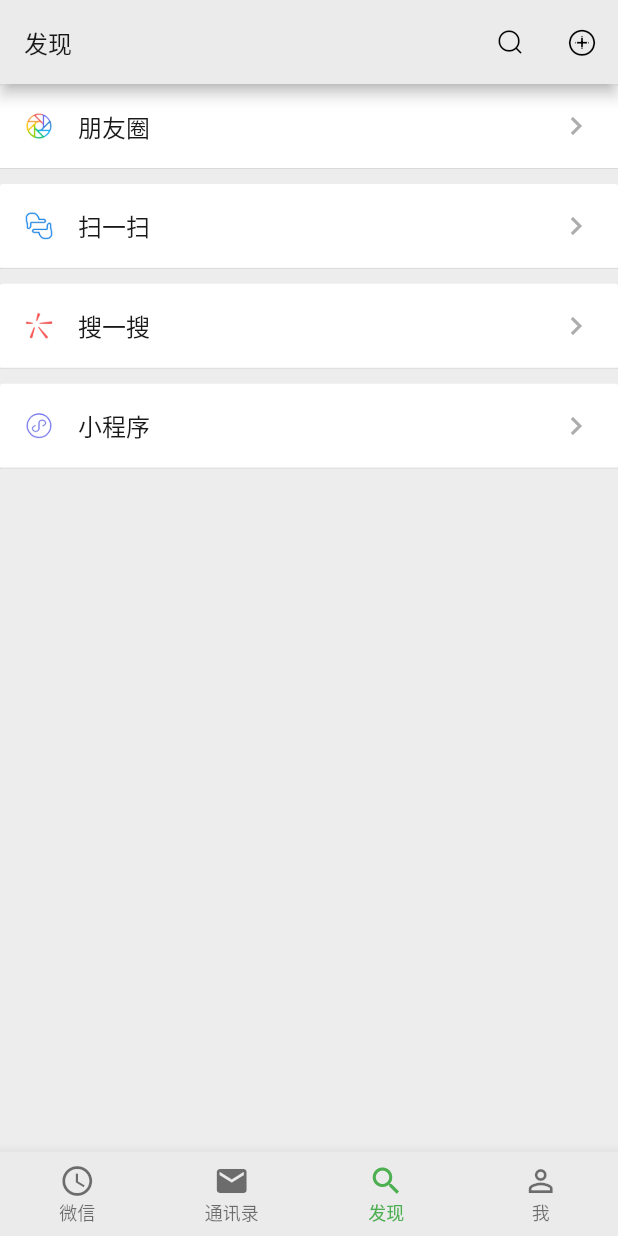
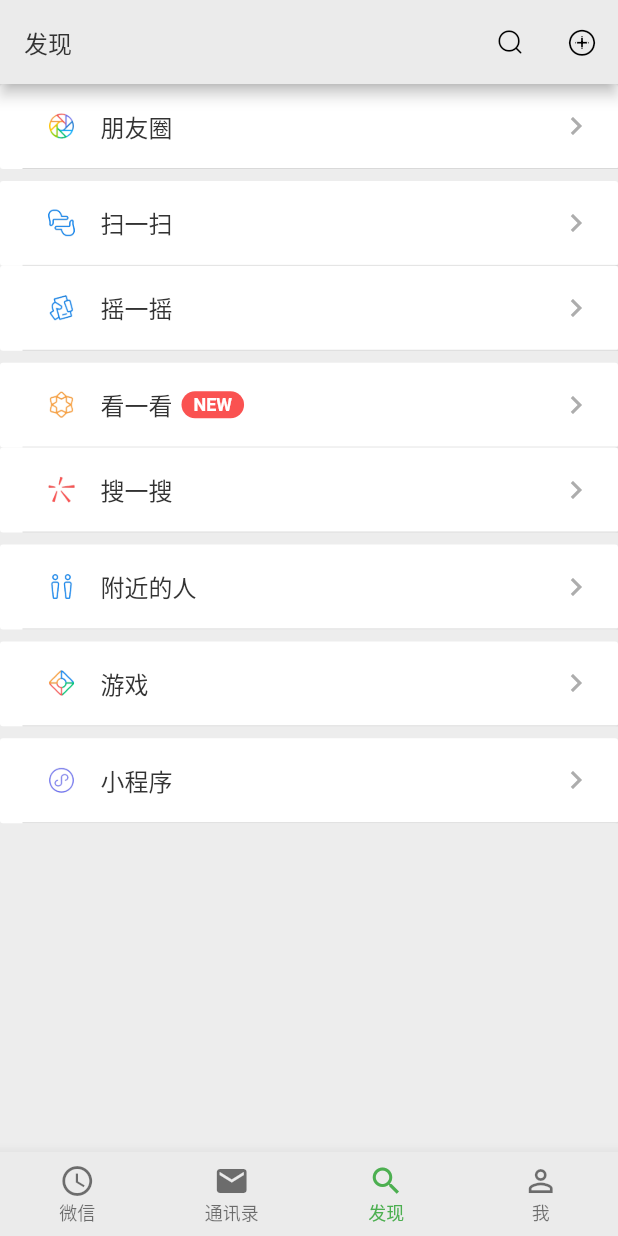
Before and after one commit to JL-Code/com.app.wechat, a Flutter app: the screen it shows after launch, swiped to page 3, on a phone screen of 412 x 824 dp. Run offline on Flutter 3.47's test engine with Material 2 defaults, Android fonts, the phone set to English and light mode, and no system bars; network calls fail.

Commit message:
添加多个cell

```diff
--- a/lib/constants.dart
+++ b/lib/constants.dart
@@ -10,7 +10,7 @@ class AppColors {
   static const TabIconNormal = 0xff999999;
   static const TabIconActive = 0xff46c11b;
   static const AppBarPopupMenuColor = 0xffffffff;
-  static const TitleColor = 0xff181818;
+  static const TitleColor = 0xff333333;
   static const ConversationItemBg = 0xffffffff;
   static const DesTextColor = 0xff999999;
   static const DividerColor = 0xffd5d5d5;
@@ -36,6 +36,7 @@ class AppStyles {
   static const TitleStyle = TextStyle(
     fontSize: Constants.TitleTextSize,
     color: const Color(AppColors.TitleColor),
+    fontWeight: FontWeight.normal,
   );
 
   static const DesStyle = TextStyle(
@@ -59,7 +60,7 @@ class AppStyles {
   );
 
   static const IndexLetterBoxTextStyle =
-  TextStyle(fontSize: 64.0, color: Colors.white);
+      TextStyle(fontSize: 64.0, color: Colors.white);
 
   static const HeaderCardTitleTextStyle = TextStyle(
       fontSize: 20.0,
@@ -79,7 +80,7 @@ class AppStyles {
   static const NewTagTextStyle = TextStyle(
       fontSize: Constants.DesTextSize,
       color: Colors.white,
-      fontWeight: FontWeight.bold);
+      fontWeight: FontWeight.w600);
 }
 
 class Constants {
@@ -95,7 +96,7 @@ class Constants {
   static const ContactItemGroupHeight = 32.0;
   static const ContactItemPadding = 16.0;
   static const ContactItemGroupPadding = 16.0;
-  static const DesTextSize = 13.0;
+  static const DesTextSize = 12.0;
   static const IndexBarWidth = 24.0;
   static const IndexLetterBoxSize = 114.0;
   static const IndexLetterBoxRadius = 4.0;
--- a/lib/pages/discover_page.dart
+++ b/lib/pages/discover_page.dart
@@ -4,7 +4,7 @@ import 'package:com_app_wechat/widgets/cell.dart';
 
 class DiscoverPage extends StatelessWidget {
   static const String routeName = "/discover";
-  static const SEPARATE_SIZE = 10.0;
+  static const SEPARATE_SIZE = 8.0;
 
   @override
   Widget build(BuildContext context) {
@@ -27,10 +27,43 @@ class DiscoverPage extends StatelessWidget {
               print("点击了");
             },
           ),
+          Cell(
+            iconPath: "assets/images/ic_shake_phone.png",
+            title: "摇一摇",
+            onPressed: () {
+              print("点击了");
+            },
+          ),
           SizedBox(height: SEPARATE_SIZE),
+          Cell(
+            iconPath: "assets/images/ic_feeds.png",
+            title: "看一看",
+            valueWidget: Row(
+              children: <Widget>[Cell.tag('NEW')],
+            ),
+            onPressed: () {
+              print("点击了");
+            },
+          ),
           Cell(
             iconPath: "assets/images/ic_quick_search.png",
             title: "搜一搜",
+            onPressed: () {
+              print("点击了");
+            },
+          ),
+          SizedBox(height: SEPARATE_SIZE),
+          Cell(
+            iconPath: "assets/images/ic_people_nearby.png",
+            title: "附近的人",
+            onPressed: () {
+              print("点击了");
+            },
+          ),
+          SizedBox(height: SEPARATE_SIZE),
+          Cell(
+            iconPath: "assets/images/ic_game_entry.png",
+            title: "游戏",
             onPressed: () {
               print("点击了");
             },
--- a/lib/widgets/cell.dart
+++ b/lib/widgets/cell.dart
@@ -97,7 +97,7 @@ class Cell extends StatelessWidget {
   @override
   Widget build(BuildContext context) {
     return FlatButton(
-      padding: EdgeInsets.only(left: 0),
+      padding: EdgeInsets.only(left: 15),
       color: Colors.white,
       child: _buildCore(this.iconPath, this.title, this.desc),
       onPressed: this.onPressed,
@@ -116,6 +116,21 @@ class Cell extends StatelessWidget {
   /// * [desc] 显示在文本上的信息
   static Text descText(final desc) {
     return Text(desc, style: AppStyles.ButtonDesTextStyle);
+  }
+
+  /// 按钮上的圆角文本标签控件
+  /// * [content] 标签上的显示文本
+  static Widget tag(final content) {
+    return Container(
+      height: 18.0,
+      alignment: Alignment.center,
+      margin: const EdgeInsets.only(left: 6.0),
+      padding: const EdgeInsets.only(left: 8.0, right: 8.0),
+      decoration: BoxDecoration(
+          color: const Color(AppColors.NewTagBg),
+          borderRadius: BorderRadius.circular(10.0)),
+      child: Text(content, style: AppStyles.NewTagTextStyle),
+    );
   }
 
   /// 按钮上的图片标签，可以根据 [path] 的内容自动生成assets或者网络上的图片
```
